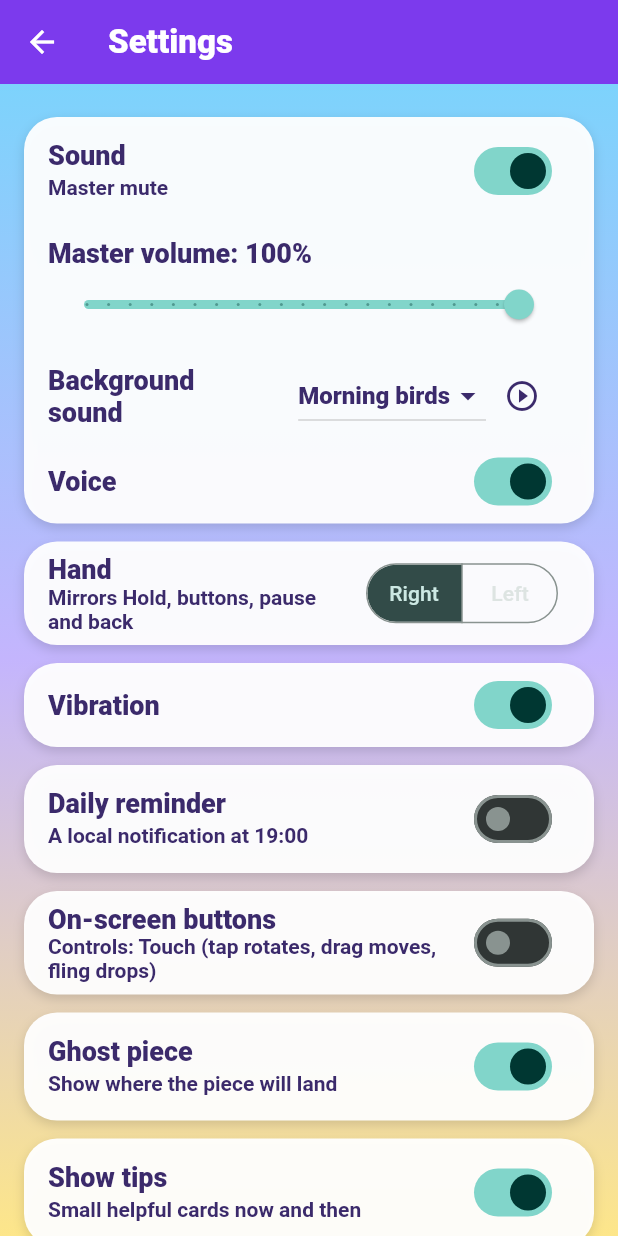
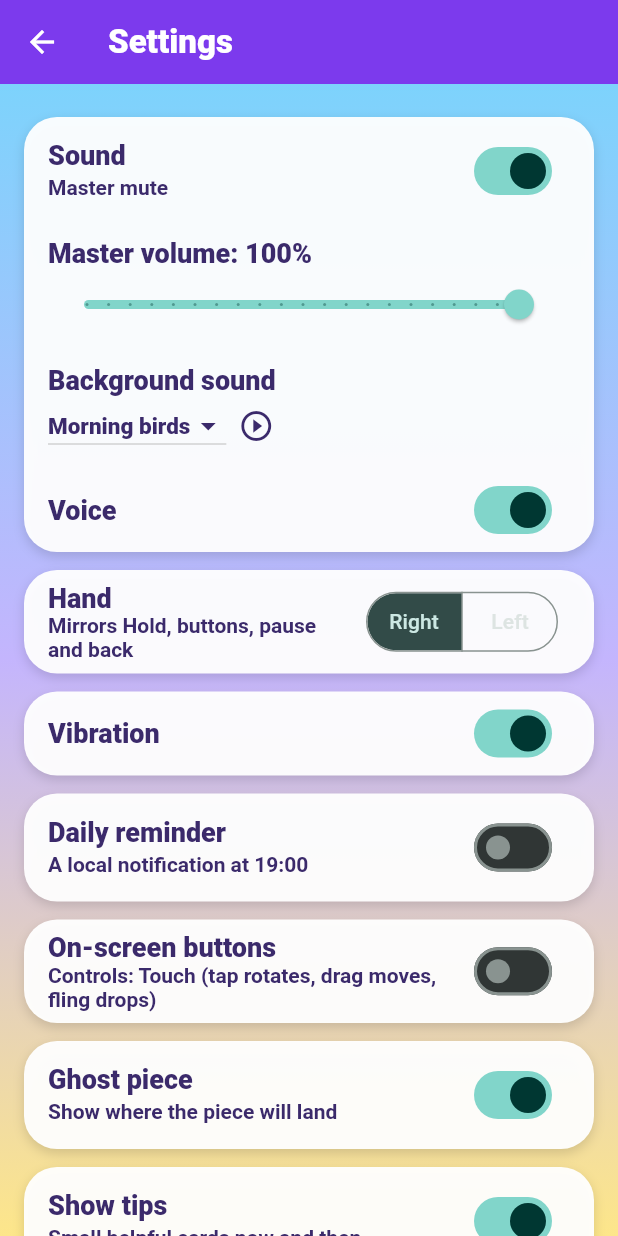
Before and after one commit to ya-spark/game-block-fall, a Flutter app: the SettingsScreen screen opened by its route, on a phone screen of 412 x 824 dp. Run offline on Flutter 3.47's test engine with Material 3 defaults, Android fonts, the phone set to English and light mode, and no system bars; our stand-ins replace audioplayers, flutter_local_notifications, flutter_timezone, google_mobile_ads, in_app_purchase, share_plus and 3 more; missing offline and left inert: flame, games_services; accounts and stored records are empty; statements that could not run were skipped.

Commit message:
Fix CI: format, settings sound row layout, e2e test follows autosave (leaving keeps the game)
Co-Authored-By: Claude Sonnet 5.5 <noreply@anthropic.com>
Claude-Session: https://claude.ai/code/session_014hcsgEx7aiXCyC9fZGXYot

```diff
--- a/lib/ui/hud_widgets.dart
+++ b/lib/ui/hud_widgets.dart
@@ -325,8 +325,7 @@ class PowerUpButton extends StatelessWidget {
   static String description(PowerUpType t) => switch (t) {
     PowerUpType.sweep => 'Clears the bottom 3 rows at once.',
     PowerUpType.slow => 'Halves the falling speed for 20 seconds.',
-    PowerUpType.bomb =>
-      'Turns the falling piece into a bomb that blasts the 3x3 area where it lands.',
+    PowerUpType.bomb => 'Turns the falling piece into a bomb that blasts the 3x3 area where it lands.',
   };
 
   Widget _icon() => switch (type) {
--- a/lib/ui/settings_screen.dart
+++ b/lib/ui/settings_screen.dart
@@ -256,18 +256,18 @@ class _AmbienceRowState extends State<_AmbienceRow> {
     final data = widget.profile.data;
     // Ink text on the white panel: the dark app theme would otherwise paint it light.
     const style = TextStyle(
-      fontSize: 16,
+      fontSize: 15,
       fontWeight: FontWeight.w800,
       color: KidColors.ink,
     );
     return ListTile(
       title: const Text('Background sound'),
-      trailing: Row(
-        mainAxisSize: MainAxisSize.min,
+      subtitle: Row(
         children: [
           DropdownButton<String>(
             key: TestIds.settingsAmbience,
             value: data.ambience,
+            isDense: true,
             style: style,
             dropdownColor: Colors.white,
             iconEnabledColor: KidColors.ink,
@@ -291,6 +291,7 @@ class _AmbienceRowState extends State<_AmbienceRow> {
           IconButton(
             key: TestIds.settingsAmbiencePreview,
             tooltip: 'Preview',
+            visualDensity: VisualDensity.compact,
             color: KidColors.ink,
             icon: Icon(
               _preview.playing == data.ambience
```
Also changed, not shown: 2 other files.
